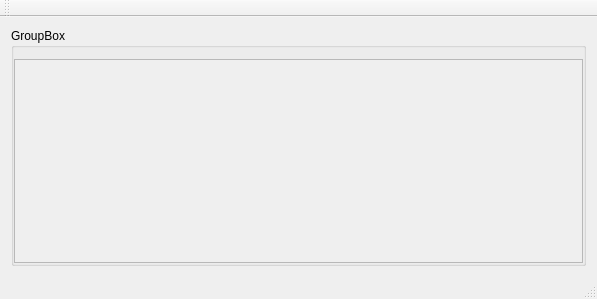
The window that Software/JarvisServer/jarvisServer/gjarvisgui.ui (makespacemadrid/Jarvis) describes before a commit, drawn with Qt 5.
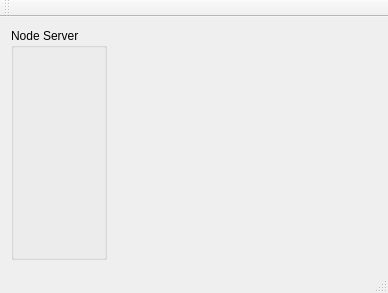
The same window after the commit. Custom widgets are drawn as their Qt base class.

Commit message: update : trabajos en jarvisServer

What changed in the file:
```diff
--- a/Software/JarvisServer/jarvisServer/gjarvisgui.ui
+++ b/Software/JarvisServer/jarvisServer/gjarvisgui.ui
@@ -6,8 +6,8 @@
    <rect>
     <x>0</x>
     <y>0</y>
-    <width>597</width>
-    <height>299</height>
+    <width>388</width>
+    <height>293</height>
    </rect>
   </property>
   <property name="windowTitle">
@@ -16,43 +16,25 @@
   <widget class="QWidget" name="centralWidget">
    <layout class="QHBoxLayout" name="horizontalLayout">
     <item>
-     <widget class="QGroupBox" name="groupBox">
+     <widget class="gJarvisServerWidget" name="nodeServerWidget">
       <property name="title">
-       <string>GroupBox</string>
+       <string>Node Server</string>
       </property>
-      <layout class="QFormLayout" name="formLayout">
-       <property name="horizontalSpacing">
-        <number>0</number>
-       </property>
-       <property name="leftMargin">
-        <number>0</number>
-       </property>
-       <property name="rightMargin">
-        <number>0</number>
-       </property>
-       <property name="bottomMargin">
-        <number>0</number>
-       </property>
-       <item row="0" column="1">
-        <widget class="QScrollArea" name="scrollArea">
-         <property name="widgetResizable">
-          <bool>true</bool>
-         </property>
-         <widget class="QWidget" name="scrollAreaWidgetContents">
-          <property name="geometry">
-           <rect>
-            <x>0</x>
-            <y>0</y>
-            <width>571</width>
-            <height>68</height>
-           </rect>
-          </property>
-         </widget>
-        </widget>
-       </item>
-      </layout>
      </widget>
     </item>
+    <item>
+     <spacer name="horizontalSpacer">
+      <property name="orientation">
+       <enum>Qt::Horizontal</enum>
+      </property>
+      <property name="sizeHint" stdset="0">
+       <size>
+        <width>40</width>
+        <height>20</height>
+       </size>
+      </property>
+     </spacer>
+    </item>
    </layout>
   </widget>
   <widget class="QMenuBar" name="menuBar">
@@ -76,6 +58,14 @@
   <widget class="QStatusBar" name="statusBar"/>
  </widget>
  <layoutdefault spacing="6" margin="11"/>
+ <customwidgets>
+  <customwidget>
+   <class>gJarvisServerWidget</class>
+   <extends>QGroupBox</extends>
+   <header>gjarvisserverwidget.h</header>
+   <container>1</container>
+  </customwidget>
+ </customwidgets>
  <resources/>
  <connections/>
 </ui>
```
Left out of the diff: 2 changed lines with no effect on the pictures. The commit also changes 25 other files.
